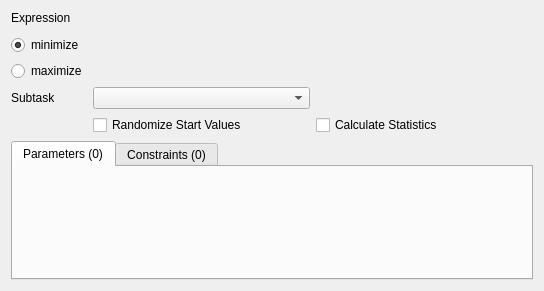
First picture: the form in copasi/UI/CQOptimizationWidget.ui, repository copasi/COPASI, before the edit.
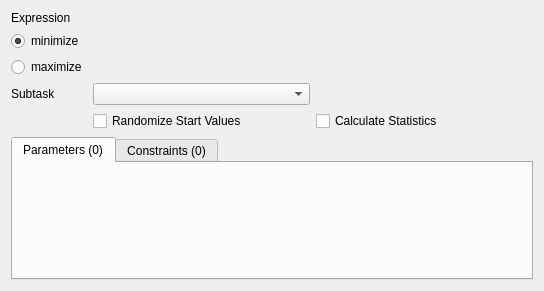
Second picture: the form after the edit. Custom widgets are drawn as their Qt base class.

Commit message: - unified size of listview widgets by setting the same geometry for the new widgets as the old widgets - removed minimum size from optimization widget (the only widget that had one)

```diff
--- a/copasi/UI/CQOptimizationWidget.ui
+++ b/copasi/UI/CQOptimizationWidget.ui
@@ -66,8 +66,8 @@
       <widget class="CQExpressionMmlStackedWidget" name="mpExpressionEMW">
        <property name="minimumSize">
         <size>
-         <width>420</width>
-         <height>70</height>
+         <width>0</width>
+         <height>0</height>
         </size>
        </property>
        <widget class="QWidget" name="page"/>
```
The commit also changes 3 other files.
